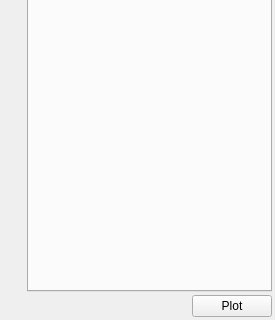
Before: the Qt Designer form code/plotms/implement/GuiTabs/PlotMSPlotTab.ui in radio-astro/casa, drawn with Qt 5; both pictures show x 0 to 275 and y 279 to 599 of the 275 by 599 pixel window.
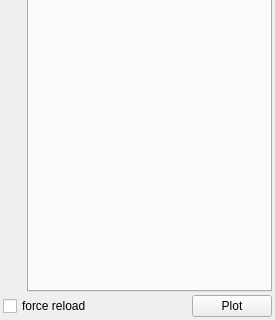
After: the same form once the commit is applied.

Diff of the .ui file:
```diff
--- a/code/plotms/implement/GuiTabs/PlotMSPlotTab.ui
+++ b/code/plotms/implement/GuiTabs/PlotMSPlotTab.ui
@@ -84,6 +84,16 @@
      <property name="spacing" >
       <number>3</number>
      </property>
+     <item>
+      <widget class="QCheckBox" name="forceReplotChk" >
+       <property name="toolTip" >
+        <string>If checked, force a reload of the data when the Plot button is pressed.</string>
+       </property>
+       <property name="text" >
+        <string>force reload</string>
+       </property>
+      </widget>
+     </item>
      <item>
       <spacer>
        <property name="orientation" >
```
Left out of the diff: 6 changed lines with no effect on the pictures.
